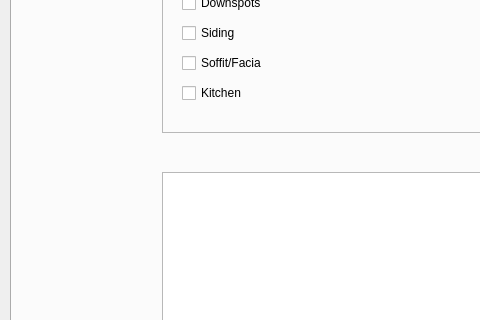
The window that venv/bin/UI/newCustomer.ui (nervousemu/Why-Not) describes before a commit, drawn with Qt 5; both pictures show x 0 to 480 and y 224 to 544 of the 1089 by 768 pixel window.
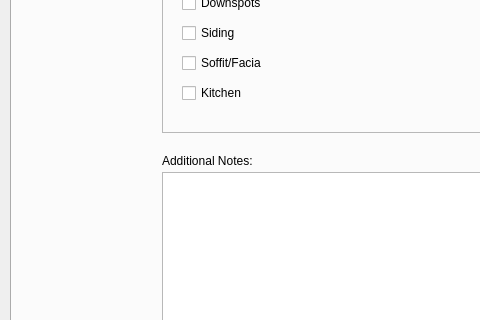
The same window after the commit.

```diff
--- a/venv/bin/UI/newCustomer.ui
+++ b/venv/bin/UI/newCustomer.ui
@@ -414,6 +414,19 @@
       </rect>
      </property>
     </widget>
+    <widget class="QLabel" name="label_11">
+     <property name="geometry">
+      <rect>
+       <x>150</x>
+       <y>280</y>
+       <width>121</width>
+       <height>17</height>
+      </rect>
+     </property>
+     <property name="text">
+      <string>Additional Notes:</string>
+     </property>
+    </widget>
    </widget>
   </widget>
  </widget>
```
